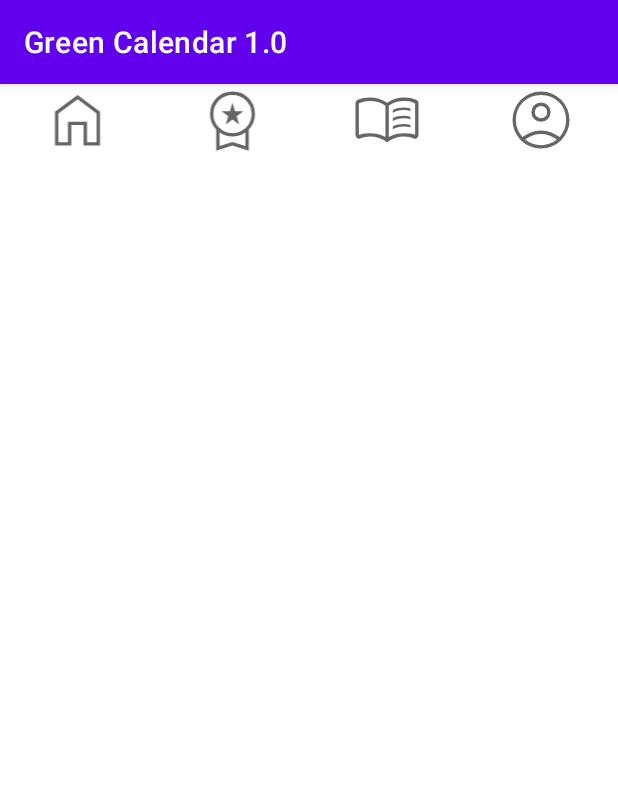
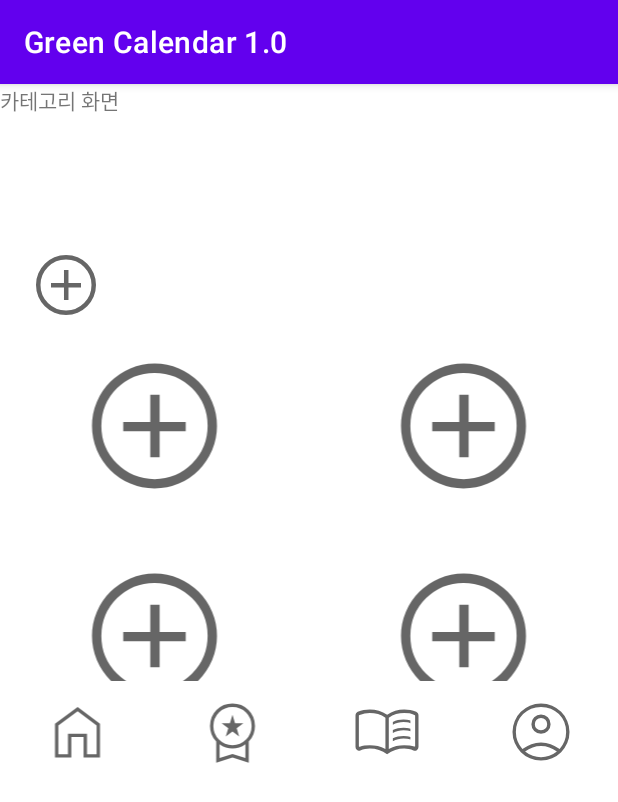
Before and after one commit to Green-Calendar-1/Green-Calendar-1, an Android app: the CategoryFragment screen opened through its navigation route, on a phone screen of 412 x 824 dp. Shown: the top 802 px of the screen. Run offline under Robolectric (Android 15) with nearby library versions, the phone set to English and light mode, and no system bars; our stand-ins replace data binding; 3 statements that could not run were skipped.

Commit message:
8/13 각 카테고리별 피드+ 피드에 글 추가 페이지/버튼 연결

```diff
--- a/app/src/main/java/com/example/greencalendar10/CategoryFragment.kt
+++ b/app/src/main/java/com/example/greencalendar10/CategoryFragment.kt
@@ -1,4 +1,5 @@
 package com.example.greencalendar10
+import android.content.Intent
 import android.os.Bundle
 import android.util.Log
 import android.view.LayoutInflater
@@ -7,8 +8,9 @@
 import androidx.fragment.app.Fragment
 import androidx.databinding.DataBindingUtil
 import androidx.navigation.findNavController
+import com.example.greencalendar10.Board.BoardWriteActivity
+import com.example.greencalendar10.catagoryChoose.*
 import com.example.greencalendar10.databinding.FragmentCategoryBinding
-import com.example.greencalendar10.databinding.FragmentMyPageBinding
 
 class CategoryFragment: Fragment() {
 
@@ -28,6 +30,49 @@
 
         binding = DataBindingUtil.inflate(inflater,R.layout.fragment_category,container,false)
 
+
+
+        //글 추가 버튼이랑 글 작성하는 곳(activity_board_write) 바인딩
+              binding.writeBtn.setOnClickListener {
+            val intent = Intent(context, BoardWriteActivity::class.java )
+            startActivity(intent)
+        }
+
+
+        //카테고리 선택 시 피드 연결
+        binding.contentBtn1.setOnClickListener {
+            val intent = Intent(context, FeedActivity::class.java)
+            startActivity(intent)
+        }
+
+        binding.contentBtn2.setOnClickListener {
+            val intent = Intent(context, FeedActivity2::class.java)
+            startActivity(intent)
+        }
+
+        binding.contentBtn3.setOnClickListener {
+            val intent = Intent(context, FeedActivity3::class.java)
+            startActivity(intent)
+        }
+
+        binding.contentBtn4.setOnClickListener {
+            val intent = Intent(context, FeedActivity4::class.java)
+            startActivity(intent)
+        }
+
+        binding.contentBtn5.setOnClickListener {
+            val intent = Intent(context, FeedActivity5::class.java)
+            startActivity(intent)
+        }
+
+        binding.contentBtn6.setOnClickListener {
+            val intent = Intent(context, FeedActivity6::class.java)
+            startActivity(intent)
+        }
+
+
+
+        //하단바 페이지(프래그먼트) 바인딩
         binding.homeTap.setOnClickListener {
 
             Log.d("CategoryFragment", "onCreateView")
--- a/app/src/main/res/layout/fragment_category.xml
+++ b/app/src/main/res/layout/fragment_category.xml
@@ -18,6 +18,97 @@
         android:layout_width="match_parent"
         android:layout_height="match_parent">
 
+
+        <!--8/11 추가한 부분 -->
+
+        <!--맨 위 로고 들어갈 칸-->
+        <LinearLayout
+            android:layout_width="match_parent"
+            android:layout_height="match_parent"
+            android:orientation="vertical"
+            android:layout_marginBottom="70dp"
+            android:layout_marginTop="90dp"
+            tools:layout_editor_absoluteX="0dp"
+            tools:layout_editor_absoluteY="-1dp">
+
+            <!--글 추가버튼-->
+            <ImageView
+                android:id="@+id/writeBtn"
+                android:src="@drawable/add_circle"
+                android:layout_width="wrap_content"
+                android:layout_height="wrap_content"
+                android:layout_marginTop="20dp"
+                android:layout_marginBottom="20dp"
+                android:layout_marginLeft="20dp"/>
+
+            <LinearLayout
+                android:layout_width="match_parent"
+                android:layout_height="100dp"
+                android:layout_marginBottom="40dp">
+
+                <!--카테고리 선택 버튼-->
+                <ImageView
+                    android:id="@+id/contentBtn1"
+                    android:layout_width="100dp"
+                    android:layout_height="100dp"
+                    android:layout_weight="1"
+                    android:src="@drawable/add_circle" />
+
+                <ImageView
+                    android:id="@+id/contentBtn2"
+                    android:layout_width="100dp"
+                    android:layout_height="100dp"
+                    android:layout_weight="1"
+                    android:src="@drawable/add_circle" />
+            </LinearLayout>
+
+            <LinearLayout
+                android:layout_width="match_parent"
+                android:layout_height="100dp"
+                android:layout_marginBottom="40dp">
+
+
+                <ImageView
+                    android:id="@id/contentBtn3"
+                    android:layout_width="100dp"
+                    android:layout_height="100dp"
+                    android:layout_weight="1"
+                    android:src="@drawable/add_circle" />
+
+                <ImageView
+                    android:id="@+id/contentBtn4"
+                    android:layout_width="100dp"
+                    android:layout_height="100dp"
+                    android:layout_weight="1"
+                    android:src="@drawable/add_circle" />
+            </LinearLayout>
+
+            <LinearLayout
+                android:layout_width="match_parent"
+                android:layout_height="100dp">
+
+
+                <ImageView
+                    android:id="@+id/contentBtn5"
+                    android:layout_width="100dp"
+                    android:layout_height="100dp"
+                    android:layout_weight="1"
+                    android:src="@drawable/add_circle" />
+
+                <ImageView
+                    android:id="@+id/contentBtn6"
+                    android:layout_width="100dp"
+                    android:layout_height="100dp"
+                    android:layout_weight="1"
+                    android:src="@drawable/add_circle" />
+            </LinearLayout>
+
+        </LinearLayout>
+
+
+
+
+       <!--하단바-->
         <LinearLayout
             android:layout_width="match_parent"
             android:layout_height="60dp"
--- a/app/src/main/res/values/ids.xml
+++ b/app/src/main/res/values/ids.xml
@@ -1,4 +1,5 @@
 <?xml version="1.0" encoding="utf-8"?>
 <resources>
     <item name="bottomNavigationView" type="id" />
+    <item name="contentBtn3" type="id" />
 </resources>
```
Also changed, not shown: app/src/main/AndroidManifest.xml (+21 -0 lines), app/src/main/java/com/example/greencalendar10/Board/BoardWriteActivity.kt (added, +34 -0 lines), app/src/main/java/com/example/greencalendar10/catagoryChoose/FeedActivity.kt (added, +29 -0 lines), app/src/main/java/com/example/greencalendar10/catagoryChoose/FeedActivity2.kt (added, +12 -0 lines), app/src/main/java/com/example/greencalendar10/catagoryChoose/FeedActivity3.kt (added, +12 -0 lines), app/src/main/java/com/example/greencalendar10/catagoryChoose/FeedActivity4.kt (added, +12 -0 lines), app/src/main/java/com/example/greencalendar10/catagoryChoose/FeedActivity5.kt (added, +12 -0 lines), app/src/main/java/com/example/greencalendar10/catagoryChoose/FeedActivity6.kt (added, +12 -0 lines), app/src/main/res/layout/activity_board_write.xml (+6 -3 lines), app/src/main/res/layout/activity_feed.xml (added, +50 -0 lines), app/src/main/res/layout/activity_feed2.xml (added, +55 -0 lines), app/src/main/res/layout/activity_feed3.xml (added, +55 -0 lines), app/src/main/res/layout/activity_feed4.xml (added, +17 -0 lines), app/src/main/res/layout/activity_feed5.xml (added, +16 -0 lines), 1 more files.
